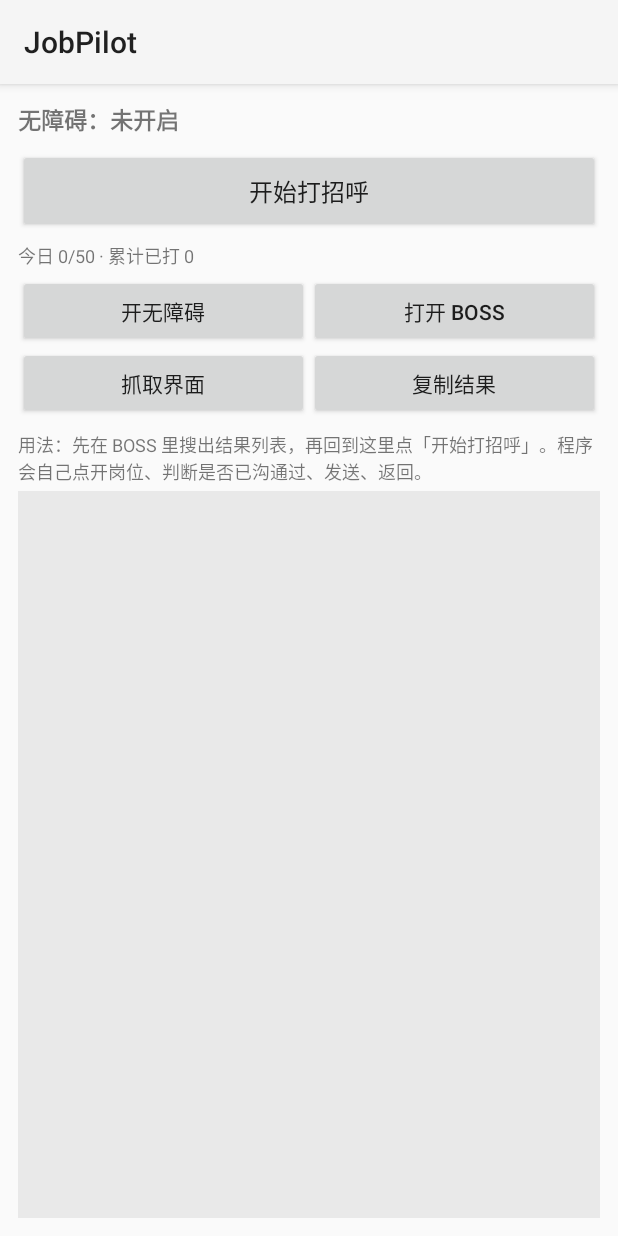
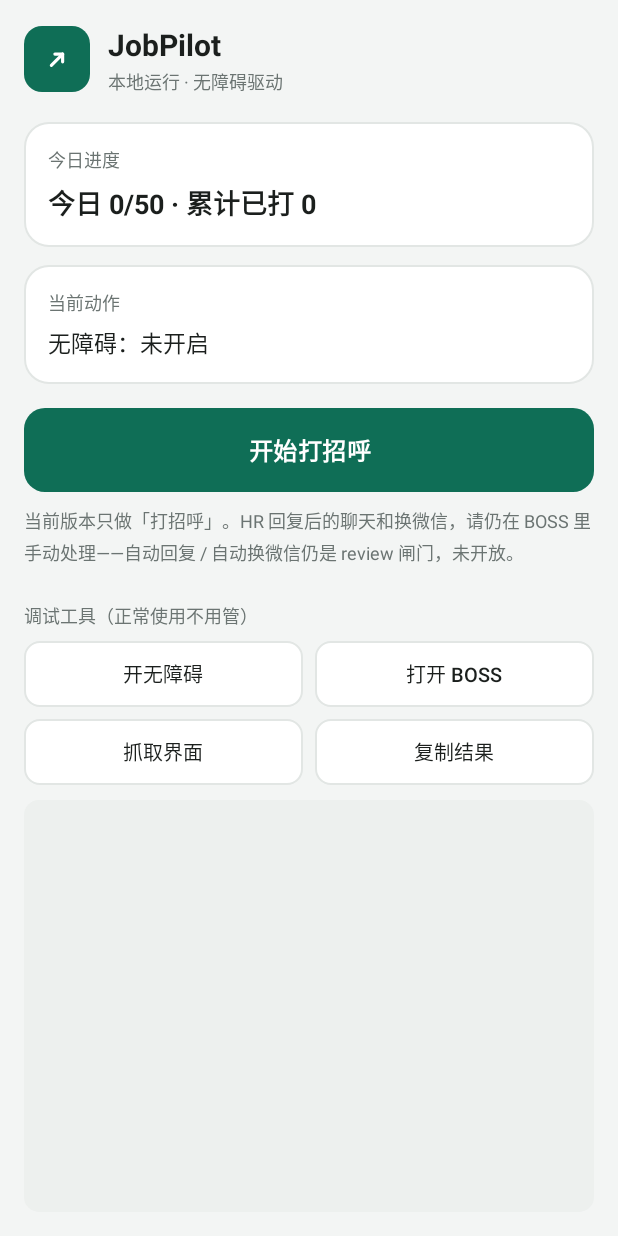
Before and after one commit to AshamedNight/jobpilot, an Android app: the screen it shows after launch (MainActivity), on a phone screen of 412 x 824 dp. Run offline under Robolectric (Android 15) with nearby library versions, the phone set to English and light mode, and no system bars.

Commit message:
feat: 手机端界面美化 + 能力边界说明

```diff
--- a/android/app/src/main/AndroidManifest.xml
+++ b/android/app/src/main/AndroidManifest.xml
@@ -10,9 +10,11 @@
 
     <application
         android:allowBackup="true"
+        android:icon="@mipmap/ic_launcher"
         android:label="@string/app_name"
+        android:roundIcon="@mipmap/ic_launcher"
         android:supportsRtl="true"
-        android:theme="@android:style/Theme.Material.Light">
+        android:theme="@style/AppTheme">
 
         <activity
             android:name=".MainActivity"
--- /dev/null
+++ b/android/app/src/main/res/drawable/bg_brand_square.xml
@@ -0,0 +1,6 @@
+<?xml version="1.0" encoding="utf-8"?>
+<shape xmlns:android="http://schemas.android.com/apk/res/android"
+    android:shape="rectangle">
+    <solid android:color="@color/brand" />
+    <corners android:radius="12dp" />
+</shape>
--- /dev/null
+++ b/android/app/src/main/res/drawable/bg_card.xml
@@ -0,0 +1,7 @@
+<?xml version="1.0" encoding="utf-8"?>
+<shape xmlns:android="http://schemas.android.com/apk/res/android"
+    android:shape="rectangle">
+    <solid android:color="@color/surface" />
+    <corners android:radius="16dp" />
+    <stroke android:width="1dp" android:color="@color/line" />
+</shape>
--- /dev/null
+++ b/android/app/src/main/res/drawable/bg_ghost.xml
@@ -0,0 +1,7 @@
+<?xml version="1.0" encoding="utf-8"?>
+<shape xmlns:android="http://schemas.android.com/apk/res/android"
+    android:shape="rectangle">
+    <solid android:color="@color/surface" />
+    <corners android:radius="10dp" />
+    <stroke android:width="1dp" android:color="@color/line" />
+</shape>
--- /dev/null
+++ b/android/app/src/main/res/drawable/bg_output.xml
@@ -0,0 +1,6 @@
+<?xml version="1.0" encoding="utf-8"?>
+<shape xmlns:android="http://schemas.android.com/apk/res/android"
+    android:shape="rectangle">
+    <solid android:color="@color/output_bg" />
+    <corners android:radius="10dp" />
+</shape>
--- /dev/null
+++ b/android/app/src/main/res/drawable/bg_primary.xml
@@ -0,0 +1,6 @@
+<?xml version="1.0" encoding="utf-8"?>
+<shape xmlns:android="http://schemas.android.com/apk/res/android"
+    android:shape="rectangle">
+    <solid android:color="@color/brand" />
+    <corners android:radius="14dp" />
+</shape>
--- /dev/null
+++ b/android/app/src/main/res/drawable/ic_launcher_foreground.xml
@@ -0,0 +1,25 @@
+<?xml version="1.0" encoding="utf-8"?>
+<!-- 图标前景：一支指向右上角的箭头（= 自动推进）。
+     用矢量而不是 PNG：不用为每个 dpi 出图，也不会因为漏了某个尺寸在某些机型上糊。
+     自适应图标的内容安全区是中间 72x72（viewport 108x108），所以图形都画在 30..78 之间。 -->
+<vector xmlns:android="http://schemas.android.com/apk/res/android"
+    android:width="108dp"
+    android:height="108dp"
+    android:viewportWidth="108"
+    android:viewportHeight="108">
+    <path
+        android:pathData="M38,72 L70,40"
+        android:strokeColor="#FFFFFF"
+        android:strokeWidth="9"
+        android:strokeLineCap="round" />
+    <path
+        android:pathData="M70,40 L70,62"
+        android:strokeColor="#FFFFFF"
+        android:strokeWidth="9"
+        android:strokeLineCap="round" />
+    <path
+        android:pathData="M70,40 L48,40"
+        android:strokeColor="#FFFFFF"
+        android:strokeWidth="9"
+        android:strokeLineCap="round" />
+</vector>
--- a/android/app/src/main/res/layout/activity_main.xml
+++ b/android/app/src/main/res/layout/activity_main.xml
@@ -3,32 +3,131 @@
     android:layout_width="match_parent"
     android:layout_height="match_parent"
     android:orientation="vertical"
-    android:padding="12dp">
+    android:background="@color/bg"
+    android:padding="16dp">
 
-    <TextView
-        android:id="@+id/status"
+    <LinearLayout
         android:layout_width="match_parent"
         android:layout_height="wrap_content"
-        android:text="@string/status_unknown"
-        android:textSize="15sp"
-        android:textStyle="bold"
-        android:paddingBottom="8dp" />
+        android:orientation="horizontal"
+        android:gravity="center_vertical"
+        android:paddingBottom="18dp">
+
+        <FrameLayout
+            android:layout_width="44dp"
+            android:layout_height="44dp"
+            android:background="@drawable/bg_brand_square">
+
+            <ImageView
+                android:layout_width="44dp"
+                android:layout_height="44dp"
+                android:padding="9dp"
+                android:contentDescription="@string/app_name"
+                android:src="@drawable/ic_launcher_foreground" />
+        </FrameLayout>
+
+        <LinearLayout
+            android:layout_width="0dp"
+            android:layout_height="wrap_content"
+            android:layout_weight="1"
+            android:layout_marginStart="12dp"
+            android:orientation="vertical">
+
+            <TextView
+                android:layout_width="wrap_content"
+                android:layout_height="wrap_content"
+                android:text="@string/app_name"
+                android:textColor="@color/text"
+                android:textSize="20sp"
+                android:textStyle="bold" />
+
+            <TextView
+                android:layout_width="wrap_content"
+                android:layout_height="wrap_content"
+                android:layout_marginTop="2dp"
+                android:text="本地运行 · 无障碍驱动"
+                android:textColor="@color/text_muted"
+                android:textSize="12sp" />
+        </LinearLayout>
+    </LinearLayout>
+
+    <LinearLayout
+        android:layout_width="match_parent"
+        android:layout_height="wrap_content"
+        android:background="@drawable/bg_card"
+        android:orientation="vertical"
+        android:padding="16dp">
+
+        <TextView
+            android:layout_width="wrap_content"
+            android:layout_height="wrap_content"
+            android:text="今日进度"
+            android:textColor="@color/text_muted"
+            android:textSize="12sp" />
+
+        <TextView
+            android:id="@+id/progress"
+            android:layout_width="match_parent"
+            android:layout_height="wrap_content"
+            android:layout_marginTop="6dp"
+            android:text="@string/progress_none"
+            android:textColor="@color/text"
+            android:textSize="18sp"
+            android:textStyle="bold" />
+    </LinearLayout>
+
+    <LinearLayout
+        android:layout_width="match_parent"
+        android:layout_height="wrap_content"
+        android:layout_marginTop="12dp"
+        android:background="@drawable/bg_card"
+        android:orientation="vertical"
+        android:padding="16dp">
+
+        <TextView
+            android:layout_width="wrap_content"
+            android:layout_height="wrap_content"
+            android:text="当前动作"
+            android:textColor="@color/text_muted"
+            android:textSize="12sp" />
+
+        <TextView
+            android:id="@+id/status"
+            android:layout_width="match_parent"
+            android:layout_height="wrap_content"
+            android:layout_marginTop="6dp"
+            android:text="@string/status_unknown"
+            android:textColor="@color/text"
+            android:textSize="15sp" />
+    </LinearLayout>
 
     <Button
         android:id="@+id/btn_start"
+        style="@style/BtnPrimary"
         android:layout_width="match_parent"
         android:layout_height="56dp"
-        android:text="@string/btn_start"
-        android:textSize="16sp" />
+        android:layout_marginTop="16dp"
+        android:text="@string/btn_start" />
+
+    <!-- 能力边界：不写这一行，使用者打完招呼发现"HR 回了我却不回、也不换微信"，
+         一定会以为程序坏了。这一句比任何说明文档都先被看到。 -->
+    <TextView
+        android:layout_width="match_parent"
+        android:layout_height="wrap_content"
+        android:layout_marginTop="10dp"
+        android:lineSpacingExtra="3dp"
+        android:text="@string/scope_note"
+        android:textColor="@color/text_muted"
+        android:textSize="12sp" />
 
     <TextView
-        android:id="@+id/progress"
-        android:layout_width="match_parent"
+        android:layout_width="wrap_content"
         android:layout_height="wrap_content"
-        android:text="@string/progress_none"
-        android:textSize="12sp"
-        android:paddingTop="6dp"
-        android:paddingBottom="4dp" />
+        android:layout_marginTop="24dp"
+        android:layout_marginBottom="8dp"
+        android:text="调试工具（正常使用不用管）"
+        android:textColor="@color/text_muted"
+        android:textSize="12sp" />
 
     <LinearLayout
         android:layout_width="match_parent"
@@ -37,15 +136,18 @@
 
         <Button
             android:id="@+id/btn_accessibility"
+            style="@style/BtnGhost"
             android:layout_width="0dp"
-            android:layout_height="wrap_content"
+            android:layout_height="44dp"
             android:layout_weight="1"
             android:text="@string/btn_accessibility" />
 
         <Button
             android:id="@+id/btn_boss"
+            style="@style/BtnGhost"
             android:layout_width="0dp"
-            android:layout_height="wrap_content"
+            android:layout_height="44dp"
+            android:layout_marginStart="8dp"
             android:layout_weight="1"
             android:text="@string/btn_boss" />
     </LinearLayout>
@@ -53,37 +155,34 @@
     <LinearLayout
         android:layout_width="match_parent"
         android:layout_height="wrap_content"
+        android:layout_marginTop="8dp"
         android:orientation="horizontal">
 
         <Button
             android:id="@+id/btn_dump"
+            style="@style/BtnGhost"
             android:layout_width="0dp"
-            android:layout_height="wrap_content"
+            android:layout_height="44dp"
             android:layout_weight="1"
             android:text="@string/btn_dump" />
 
         <Button
             android:id="@+id/btn_copy"
+            style="@style/BtnGhost"
             android:layout_width="0dp"
-            android:layout_height="wrap_content"
+            android:layout_height="44dp"
+            android:layout_marginStart="8dp"
             android:layout_weight="1"
             android:text="@string/btn_copy" />
     </LinearLayout>
-
-    <TextView
-        android:layout_width="match_parent"
-        android:layout_height="wrap_content"
-        android:text="@string/hint"
-        android:textSize="12sp"
-        android:paddingTop="8dp"
-        android:paddingBottom="4dp" />
 
     <ScrollView
         android:layout_width="match_parent"
         android:layout_height="0dp"
         android:layout_weight="1"
-        android:background="#11000000"
-        android:padding="6dp">
+        android:layout_marginTop="10dp"
+        android:background="@drawable/bg_output"
+        android:padding="10dp">
 
         <TextView
             android:id="@+id/output"
@@ -91,8 +190,8 @@
             android:layout_height="wrap_content"
             android:fontFamily="monospace"
             android:textSize="11sp"
-            android:textIsSelectable="true"
-            android:text="" />
+            android:textColor="@color/text_muted"
+            android:textIsSelectable="true" />
     </ScrollView>
 
 </LinearLayout>
--- /dev/null
+++ b/android/app/src/main/res/mipmap-anydpi-v26/ic_launcher.xml
@@ -0,0 +1,5 @@
+<?xml version="1.0" encoding="utf-8"?>
+<adaptive-icon xmlns:android="http://schemas.android.com/apk/res/android">
+    <background android:drawable="@color/brand" />
+    <foreground android:drawable="@drawable/ic_launcher_foreground" />
+</adaptive-icon>
--- /dev/null
+++ b/android/app/src/main/res/values/colors.xml
@@ -0,0 +1,11 @@
+<?xml version="1.0" encoding="utf-8"?>
+<resources>
+    <color name="brand">#0F6E56</color>
+    <color name="brand_dark">#085041</color>
+    <color name="bg">#F3F5F4</color>
+    <color name="surface">#FFFFFF</color>
+    <color name="line">#E2E6E4</color>
+    <color name="text">#1B1F1D</color>
+    <color name="text_muted">#6B7472</color>
+    <color name="output_bg">#EDF0EE</color>
+</resources>
--- a/android/app/src/main/res/values/strings.xml
+++ b/android/app/src/main/res/values/strings.xml
@@ -14,4 +14,5 @@
     <string name="btn_start">开始打招呼</string>
     <string name="btn_stop">暂停</string>
     <string name="progress_none">今日 0 条</string>
+    <string name="scope_note">当前版本只做「打招呼」。HR 回复后的聊天和换微信，请仍在 BOSS 里手动处理——自动回复 / 自动换微信仍是 review 闸门，未开放。</string>
 </resources>
--- /dev/null
+++ b/android/app/src/main/res/values/styles.xml
@@ -0,0 +1,30 @@
+<?xml version="1.0" encoding="utf-8"?>
+<resources>
+    <!-- NoActionBar：标题栏由布局自己画，省掉一条灰条，观感立刻不一样 -->
+    <style name="AppTheme" parent="@android:style/Theme.Material.Light.NoActionBar">
+        <item name="android:windowBackground">@color/bg</item>
+        <item name="android:statusBarColor">@color/bg</item>
+        <item name="android:navigationBarColor">@color/surface</item>
+        <item name="android:windowLightStatusBar">true</item>
+        <item name="android:colorAccent">@color/brand</item>
+    </style>
+
+    <style name="BtnPrimary">
+        <item name="android:background">@drawable/bg_primary</item>
+        <item name="android:textColor">#FFFFFF</item>
+        <item name="android:textSize">16sp</item>
+        <item name="android:textStyle">bold</item>
+        <item name="android:stateListAnimator">@null</item>
+        <item name="android:minHeight">56dp</item>
+        <item name="android:letterSpacing">0.02</item>
+    </style>
+
+    <style name="BtnGhost">
+        <item name="android:background">@drawable/bg_ghost</item>
+        <item name="android:textColor">@color/text</item>
+        <item name="android:textSize">13sp</item>
+        <item name="android:textAllCaps">false</item>
+        <item name="android:stateListAnimator">@null</item>
+        <item name="android:minHeight">44dp</item>
+    </style>
+</resources>
```
Also changed, not shown: 2 other files.
